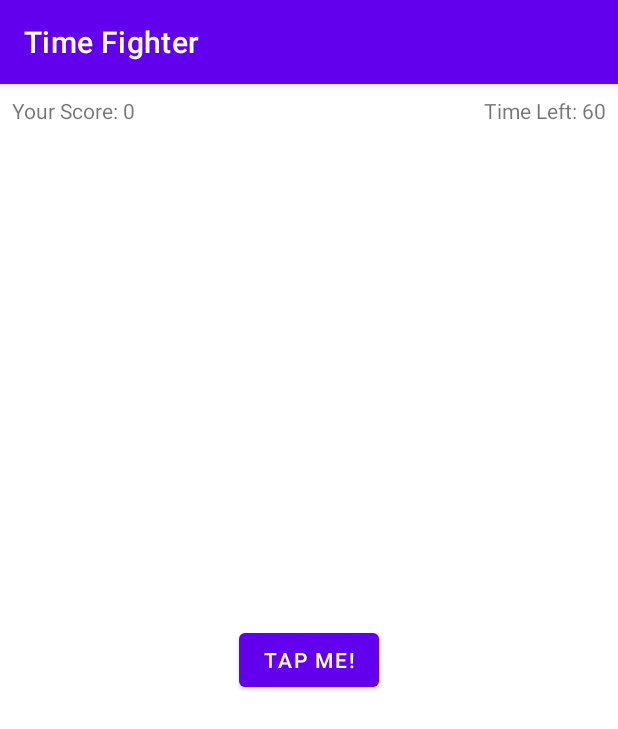
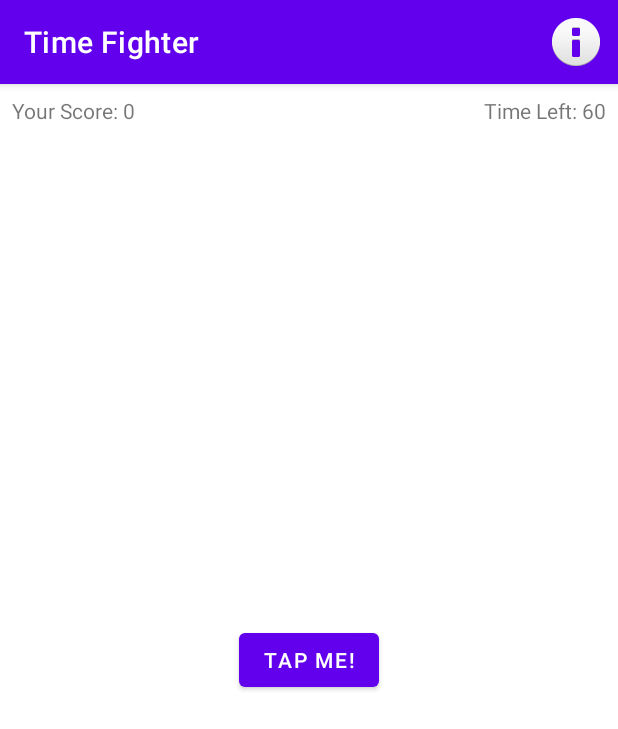
Before and after one commit to Fmunozzafra/Primera-aplicacio-Comptador, an Android app: the screen it shows after launch (MainActivity), on a phone screen of 412 x 824 dp. Shown: the top 729 px of the screen. Run offline under Robolectric (Android 15) with nearby library versions, the light colour scheme and no system bars.

Commit message:
Afegit Dialog Alert amb la info de l'aplicació

```diff
--- a/app/src/main/java/me/ferranmunozzafra/dam/comptador/MainActivity.kt
+++ b/app/src/main/java/me/ferranmunozzafra/dam/comptador/MainActivity.kt
@@ -34,10 +34,13 @@ import androidx.appcompat.app.AppCompatActivity
 import android.os.Bundle
 import android.os.CountDownTimer
 import android.util.Log
+import android.view.Menu
+import android.view.MenuItem
 import android.view.animation.AnimationUtils
 import android.widget.Button
 import android.widget.TextView
 import android.widget.Toast
+import androidx.appcompat.app.AlertDialog
 
 class MainActivity : AppCompatActivity() {
 
@@ -84,6 +87,28 @@ class MainActivity : AppCompatActivity() {
     } else {
       resetGame()
     }
+  }
+
+  override fun onCreateOptionsMenu(menu: Menu?): Boolean {
+    super.onCreateOptionsMenu(menu)
+    menuInflater.inflate(R.menu.menu,menu)
+    return true
+  }
+
+  override fun onOptionsItemSelected(item: MenuItem): Boolean {
+    if (item.itemId == R.id.actionAbout) {
+      showInfo()
+    }
+    return true
+  }
+
+  private fun showInfo() {
+    val dialogTitle = getString(R.string.aboutTitle, BuildConfig.VERSION_NAME)
+    val dialogMessage = getString(R.string.aboutMessage)
+
+    val builder = AlertDialog.Builder(this)
+
+    builder.setTitle(dialogTitle).setMessage(dialogMessage).create().show()
   }
 
   override fun onSaveInstanceState(outState: Bundle) {
--- /dev/null
+++ b/app/src/main/res/menu/menu.xml
@@ -0,0 +1,10 @@
+<?xml version="1.0" encoding="utf-8"?>
+<menu xmlns:app="http://schemas.android.com/apk/res-auto"
+    xmlns:android="http://schemas.android.com/apk/res/android">
+
+    <item
+        android:id="@+id/actionAbout"
+        android:icon="@android:drawable/ic_dialog_info"
+        android:title="@string/aboutMenu"
+        app:showAsAction="always" />
+</menu>
--- a/app/src/main/res/values/strings.xml
+++ b/app/src/main/res/values/strings.xml
@@ -4,4 +4,7 @@
     <string name="timeLeft">Time Left: %1$d</string>
     <string name="tapMe">Tap Me!</string>
     <string name="gameOverMessage">Time\'s up! Your score was: %1$d</string>
+    <string name="aboutMenu">About</string>
+    <string name="aboutTitle">Time Fighter %1$s</string>
+    <string name="aboutMessage">Creat per Ferran Muñoz Zafra</string>
 </resources>
```
